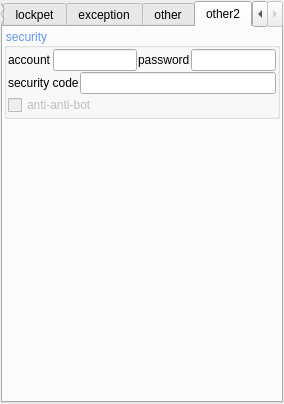
Qt form SaSH/form/otherform.ui (bestkakkoii/SaSH) before a commit.
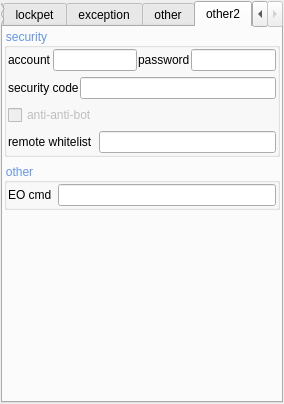
The same form after that commit. The open tabs and pages were chosen to show the change. Custom widgets are drawn as their Qt base class.

Diff of the .ui file:
```diff
--- a/SaSH/form/otherform.ui
+++ b/SaSH/form/otherform.ui
@@ -930,7 +930,7 @@
       <attribute name="title">
        <string>other2</string>
       </attribute>
-      <layout class="QGridLayout" name="gridLayout_34">
+      <layout class="QVBoxLayout" name="verticalLayout_9">
        <property name="leftMargin">
         <number>1</number>
        </property>
@@ -941,14 +941,6 @@
         <number>1</number>
        </property>
        <property name="bottomMargin">
-        <number>1</number>
-       </property>
-       <property name="spacing">
-        <number>1</number>
-       </property>
-       <item row="0" column="0">
-        <layout class="QVBoxLayout" name="verticalLayout_28">
-         <property name="spacing">
           <number>1</number>
          </property>
          <item>
@@ -959,7 +951,7 @@
            <property name="title">
             <string>security</string>
            </property>
-           <layout class="QGridLayout" name="gridLayout_33">
+         <layout class="QVBoxLayout" name="verticalLayout_8">
             <property name="leftMargin">
              <number>1</number>
             </property>
@@ -970,14 +962,6 @@
              <number>1</number>
             </property>
             <property name="bottomMargin">
-             <number>1</number>
-            </property>
-            <property name="spacing">
-             <number>1</number>
-            </property>
-            <item row="0" column="0">
-             <layout class="QVBoxLayout" name="verticalLayout_27">
-              <property name="spacing">
                <number>1</number>
               </property>
               <item>
@@ -1055,6 +1039,56 @@
                 </item>
                </layout>
               </item>
+          <item>
+           <layout class="QHBoxLayout" name="horizontalLayout_3">
+            <item>
+             <widget class="QLabel" name="label_9">
+              <property name="text">
+               <string>remote whitelist</string>
+              </property>
+             </widget>
+            </item>
+            <item>
+             <widget class="QLineEdit" name="lineEdit_remotewhitelist"/>
+            </item>
+           </layout>
+          </item>
+         </layout>
+        </widget>
+       </item>
+       <item>
+        <widget class="QGroupBox" name="groupBox">
+         <property name="styleSheet">
+          <string notr="true">QGroupBox { color:rgb(100,149,237) }</string>
+         </property>
+         <property name="title">
+          <string>other</string>
+         </property>
+         <layout class="QVBoxLayout" name="verticalLayout_7">
+          <property name="leftMargin">
+           <number>1</number>
+          </property>
+          <property name="topMargin">
+           <number>1</number>
+          </property>
+          <property name="rightMargin">
+           <number>1</number>
+          </property>
+          <property name="bottomMargin">
+           <number>1</number>
+          </property>
+          <item>
+           <layout class="QHBoxLayout" name="horizontalLayout_4">
+            <item>
+             <widget class="QLabel" name="label_10">
+              <property name="text">
+               <string>EO cmd</string>
+              </property>
+             </widget>
+            </item>
+            <item>
+             <widget class="QLineEdit" name="lineEdit_eocmd"/>
+            </item>
              </layout>
             </item>
            </layout>
@@ -1068,12 +1102,10 @@
            <property name="sizeHint" stdset="0">
             <size>
              <width>20</width>
-             <height>40</height>
+           <height>202</height>
             </size>
            </property>
           </spacer>
-         </item>
-        </layout>
        </item>
       </layout>
      </widget>
```
Left out of the diff: 2 changed lines with no effect on the pictures. Lines whose indentation alone changed are shown as unchanged.
